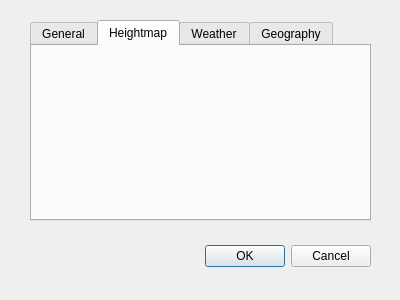
Before: the Qt Designer form data/qt4/dWorldConf.ui in psi29a/worldsynth, drawn with Qt 5.
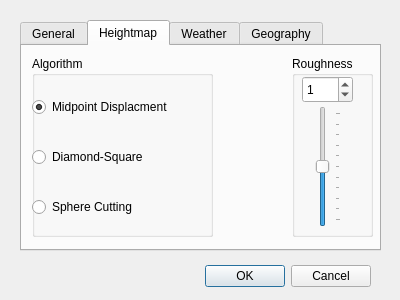
After: the same form once the commit is applied. The open tabs and pages were chosen to show the change. Icons and pictures are not drawn.

Commit message: working gui interaction (signals/slots)

What changed in the file:
```diff
--- a/data/qt4/dWorldConf.ui
+++ b/data/qt4/dWorldConf.ui
@@ -21,7 +21,7 @@
    <property name="geometry">
     <rect>
      <x>30</x>
-     <y>240</y>
+     <y>260</y>
      <width>341</width>
      <height>32</height>
     </rect>
@@ -36,10 +36,10 @@
   <widget class="QTabWidget" name="tabWidget">
    <property name="geometry">
     <rect>
-     <x>30</x>
+     <x>20</x>
      <y>20</y>
-     <width>341</width>
-     <height>201</height>
+     <width>361</width>
+     <height>231</height>
     </rect>
    </property>
    <property name="currentIndex">
@@ -117,6 +117,121 @@
     <attribute name="title">
      <string>Heightmap</string>
     </attribute>
+    <widget class="QGroupBox" name="groupBox">
+     <property name="geometry">
+      <rect>
+       <x>270</x>
+       <y>10</y>
+       <width>81</width>
+       <height>181</height>
+      </rect>
+     </property>
+     <property name="title">
+      <string>Roughness</string>
+     </property>
+     <widget class="QSpinBox" name="sbDblRoughness">
+      <property name="geometry">
+       <rect>
+        <x>10</x>
+        <y>20</y>
+        <width>51</width>
+        <height>27</height>
+       </rect>
+      </property>
+      <property name="maximum">
+       <number>10</number>
+      </property>
+      <property name="value">
+       <number>1</number>
+      </property>
+     </widget>
+     <widget class="QSlider" name="vsRoughness">
+      <property name="geometry">
+       <rect>
+        <x>20</x>
+        <y>50</y>
+        <width>29</width>
+        <height>121</height>
+       </rect>
+      </property>
+      <property name="minimum">
+       <number>0</number>
+      </property>
+      <property name="maximum">
+       <number>10</number>
+      </property>
+      <property name="singleStep">
+       <number>1</number>
+      </property>
+      <property name="value">
+       <number>5</number>
+      </property>
+      <property name="sliderPosition">
+       <number>5</number>
+      </property>
+      <property name="orientation">
+       <enum>Qt::Vertical</enum>
+      </property>
+      <property name="tickPosition">
+       <enum>QSlider::TicksBelow</enum>
+      </property>
+     </widget>
+    </widget>
+    <widget class="QGroupBox" name="groupBox_2">
+     <property name="geometry">
+      <rect>
+       <x>10</x>
+       <y>10</y>
+       <width>181</width>
+       <height>181</height>
+      </rect>
+     </property>
+     <property name="title">
+      <string>Algorithm</string>
+     </property>
+     <widget class="QRadioButton" name="rMDA">
+      <property name="geometry">
+       <rect>
+        <x>0</x>
+        <y>40</y>
+        <width>181</width>
+        <height>22</height>
+       </rect>
+      </property>
+      <property name="text">
+       <string>Midpoint Displacment</string>
+      </property>
+      <property name="checked">
+       <bool>true</bool>
+      </property>
+     </widget>
+     <widget class="QRadioButton" name="rDSA">
+      <property name="geometry">
+       <rect>
+        <x>0</x>
+        <y>90</y>
+        <width>181</width>
+        <height>22</height>
+       </rect>
+      </property>
+      <property name="text">
+       <string>Diamond-Square</string>
+      </property>
+     </widget>
+     <widget class="QRadioButton" name="rSPH">
+      <property name="geometry">
+       <rect>
+        <x>0</x>
+        <y>140</y>
+        <width>181</width>
+        <height>22</height>
+       </rect>
+      </property>
+      <property name="text">
+       <string>Sphere Cutting</string>
+      </property>
+     </widget>
+    </widget>
    </widget>
    <widget class="QWidget" name="wsWeather">
     <attribute name="title">
```
Left out of the diff: 70 changed lines with no effect on the pictures. The commit also changes 1 other file.
